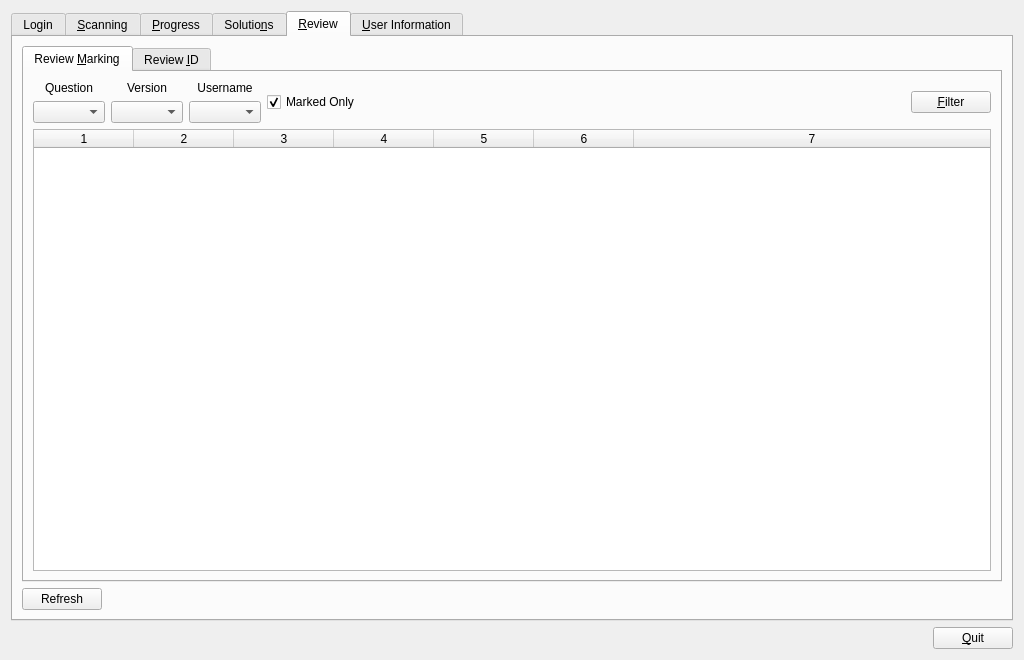
plomgrading/plom, file qtCreatorFiles/ui_manager.ui: the form before one commit.
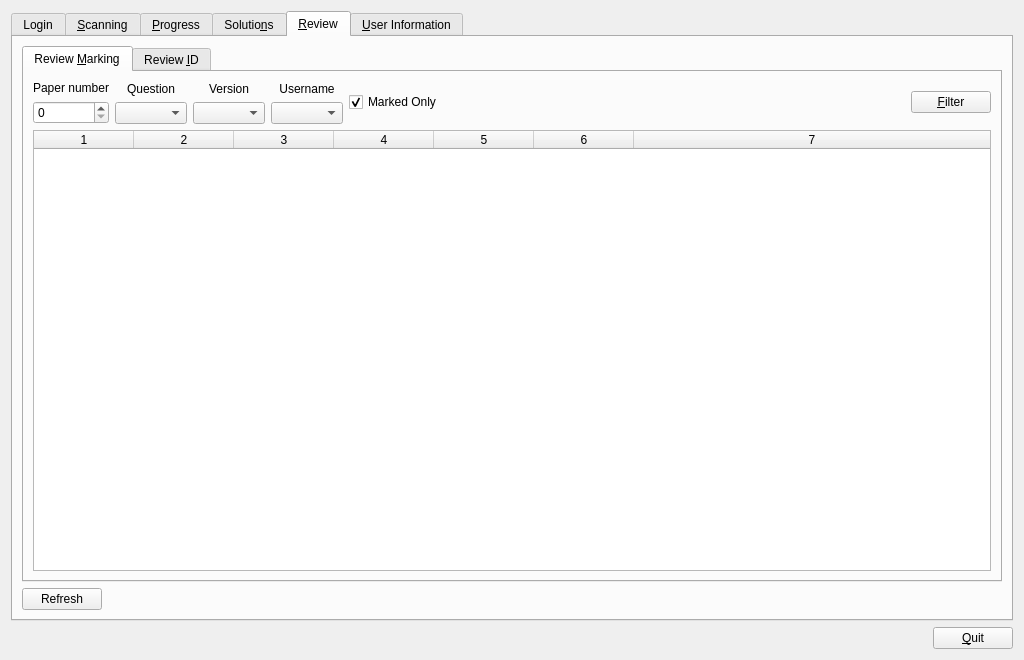
The form after the commit. The open tabs and pages were chosen to show the change.

Commit message:
manager: filter also on Paper number.
User kwargs, rename some of those args, fix up docs, etc.

Diff of the .ui file:
```diff
--- a/qtCreatorFiles/ui_manager.ui
+++ b/qtCreatorFiles/ui_manager.ui
@@ -1161,6 +1161,23 @@
           <layout class="QVBoxLayout" name="verticalLayout_19">
            <item>
             <layout class="QHBoxLayout" name="horizontalLayout_12">
+             <item>
+              <layout class="QVBoxLayout" name="verticalLayout_31">
+               <item>
+                <widget class="QLabel" name="label_11">
+                 <property name="text">
+                  <string>Paper number</string>
+                 </property>
+                 <property name="alignment">
+                  <set>Qt::AlignCenter</set>
+                 </property>
+                </widget>
+               </item>
+               <item>
+                <widget class="QSpinBox" name="reviewPaperNumSpinBox"/>
+               </item>
+              </layout>
+             </item>
              <item>
               <layout class="QVBoxLayout" name="verticalLayout_15">
                <item>
```
The commit also changes 6 other files.
